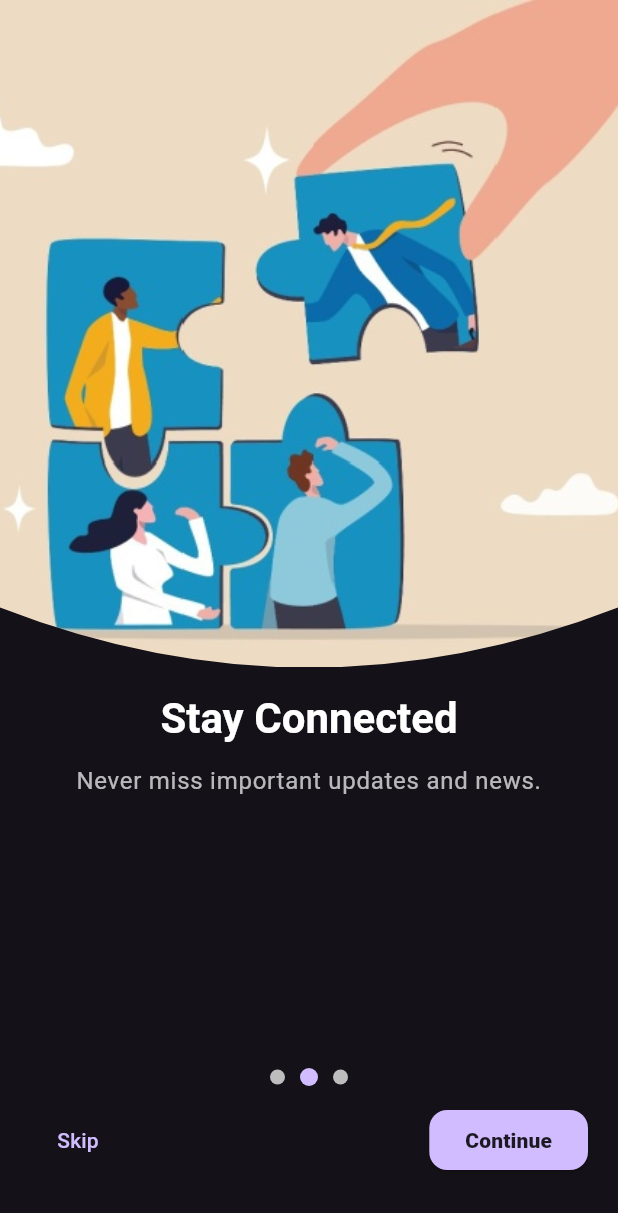
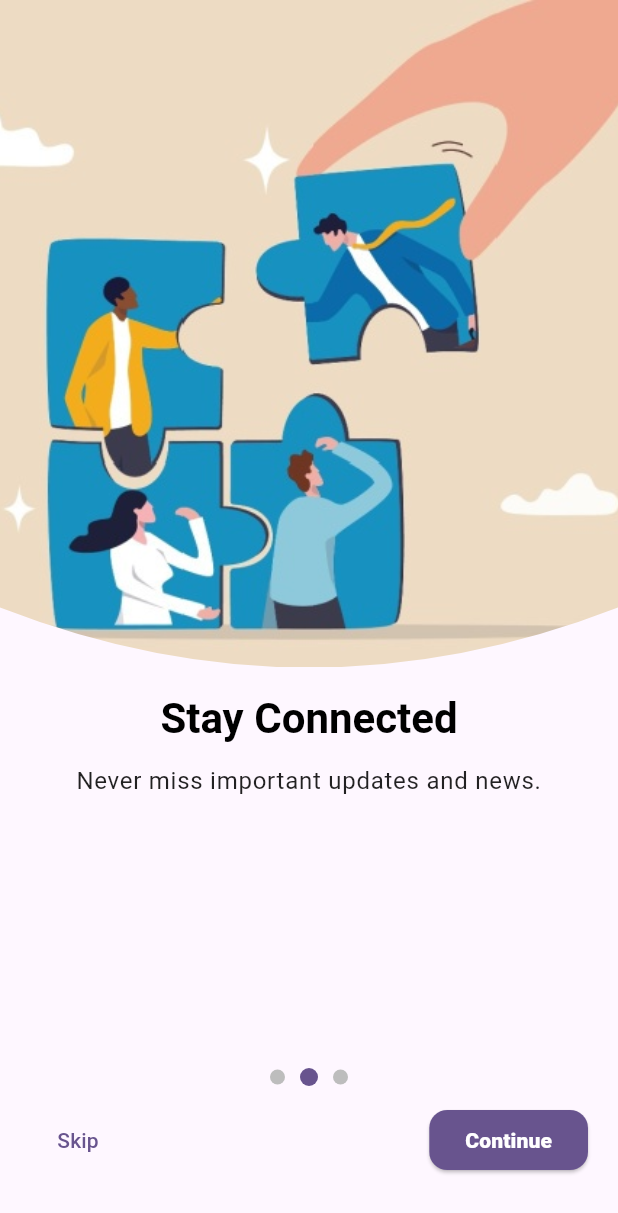
Before and after one commit to ShifaSaleem/smart_onboarding, a Flutter app: the screen it shows after launch, swiped to page 2, on a phone screen of 412 x 824 dp. Shown: the top 1213 px of the screen. Run offline on Flutter 3.47's test engine with Material 3 defaults, Android fonts, the phone set to English and light mode, and no system bars; network calls fail.

Commit message:
Resources Updates

```diff
--- a/example/lib/main.dart
+++ b/example/lib/main.dart
@@ -15,7 +15,7 @@ class MyApp extends StatelessWidget {
       debugShowCheckedModeBanner: false,
       theme: ThemeData(colorScheme: ColorScheme.fromSeed(seedColor: Colors.deepPurple)),
       darkTheme: ThemeData.dark(),
-      themeMode: ThemeMode.dark,
+      //themeMode: ThemeMode.dark,
       home: const OnboardingScreen(),
     );
   }
@@ -46,7 +46,7 @@ class OnboardingScreen extends StatelessWidget {
           image: Image.asset('assets/images/onboarding3.png'),
         ),
       ],
-      animationType: AnimationType.fade,
+      animationType: AnimationType.cascade,
       clipType: ClipType.roundedBottom,
       indicatorStyle: IndicatorStyle.circle,
       indicatorActiveColor: Theme.of(context).colorScheme.primary,
--- a/pubspec.yaml
+++ b/pubspec.yaml
@@ -1,7 +1,7 @@
 name: smart_onboarding
-description: "A smart onboarding screen package for easy and fully custom onboarding flow."
+description: "A complete flutter package for a seamless onboarding process. You can choose animation type for screens switching,clip type for images to clip them in a custom shape, indicators style, your own continue and skip button styles, full customization with dark mode support."
 version: 0.0.1
-homepage:
+homepage: https://github.com/ShifaSaleem/smart_onboarding.git
 
 environment:
   sdk: ^3.7.2
@@ -20,7 +20,7 @@ dev_dependencies:
 # following page: https://dart.dev/tools/pub/pubspec
 
 # The following section is specific to Flutter packages.
-flutter:
+
 
   # To add assets to your package, add an assets section, like this:
   # assets:
```
Also changed, not shown: images/Onboarding Dark mode.gif (added), images/Onboarding basic.gif (added), images/Onboarding clip wavy.png (added), images/Onboarding clipe diagonal.png (added), images/Onboarding indicator dash.png (added), images/Onboarding indicator diamond.png (added), images/Onboarding indicator rounded rectange.png (added), images/Onboarding indicator triangle.png (added), images/onboarding cascade.gif (added), images/onboarding fade.gif (added), 3 other files.
